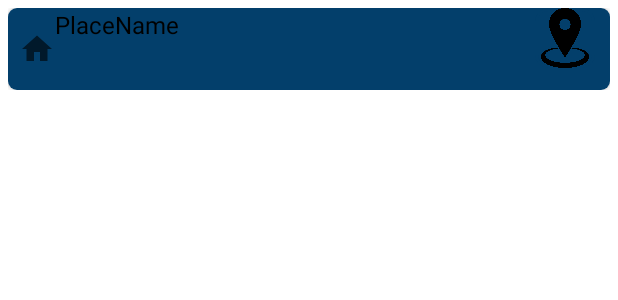
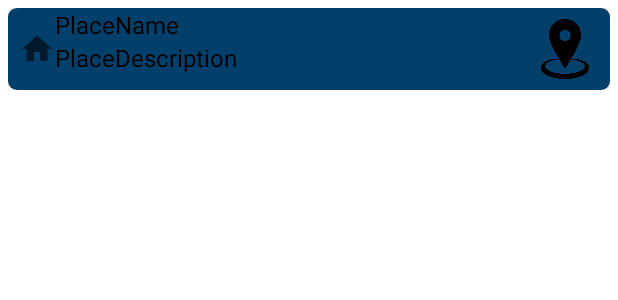
Before and after one commit to Hedgehog2484/Moscow_4D, an Android app built with Jetpack Compose: the layout home_places_list_model.xml on its own in the app's theme, with its tools: preview values and no code run, on a phone screen of 412 x 824 dp. Shown: the top 300 px of the screen. Run offline under Robolectric (Android 15) with nearby library versions, the phone set to English and light mode, and no system bars.

Commit message:
Database restructured and settings rebuild
Recycle view takes all data from db and have on click listener on its items to show page of the item

Settings rewritten with preferences and added username setting that displays itself on the home page. :3

```diff
--- a/app/src/main/AndroidManifest.xml
+++ b/app/src/main/AndroidManifest.xml
@@ -7,9 +7,9 @@
          Google Maps Android API v2, but you must specify either coarse or fine
          location permissions for the "MyLocation" functionality.
     -->
+    <uses-permission android:name="android.permission.ACCESS_COARSE_LOCATION" />
+    <uses-permission android:name="android.permission.ACCESS_FINE_LOCATION" />
     <uses-permission android:name="android.permission.INTERNET" />
-    <uses-permission android:name="android.permission.ACCESS_FINE_LOCATION" />
-    <uses-permission android:name="android.permission.ACCESS_COARSE_LOCATION" />
 
     <application
         android:allowBackup="true"
--- a/app/src/main/java/com/android/moscow4D/database/PlaceListDao.kt
+++ b/app/src/main/java/com/android/moscow4D/database/PlaceListDao.kt
@@ -11,6 +11,12 @@ interface PlaceListDao {
     @Query("SELECT * FROM ${PlaceEntity.TABLE_NAME}")
     fun getAllPlaces(): List<PlaceEntity>
 
+    @Query("SELECT * FROM ${PlaceEntity.TABLE_NAME}")
+    suspend fun getAllPlacesAsync(): List<PlaceEntity>
+
+    @Query("SELECT * FROM ${PlaceEntity.TABLE_NAME}")
+    fun getAllPlacesLive(): LiveData<List<PlaceEntity>>
+
     @Query("SELECT * FROM ${PlaceEntity.TABLE_NAME} ORDER BY placeName ASC")
     fun getAlphabetizedWords(): LiveData<List<PlaceEntity>>
 
--- a/app/src/main/java/com/android/moscow4D/fragments/home/AddFragment.kt
+++ b/app/src/main/java/com/android/moscow4D/fragments/home/AddFragment.kt
@@ -11,7 +11,6 @@ import android.widget.Button
 import android.widget.EditText
 import android.widget.Toast
 import androidx.lifecycle.ViewModelProvider
-import androidx.navigation.fragment.findNavController
 import com.android.moscow4D.R
 import com.android.moscow4D.database.PlaceEntity
 import kotlinx.coroutines.InternalCoroutinesApi
--- a/app/src/main/res/layout/home_places_list_model.xml
+++ b/app/src/main/res/layout/home_places_list_model.xml
@@ -21,7 +21,7 @@
         tools:layout_editor_absoluteX="21dp">
 
 
-        <LinearLayout
+        <RelativeLayout
             android:layout_width="match_parent"
             android:layout_height="wrap_content"
             android:background="@color/blue">
@@ -36,29 +36,45 @@
                 android:layout_marginTop="15dp"
                 android:layout_marginBottom="15dp"
 
+                android:layout_alignParentLeft="true"
+                android:layout_alignParentTop="true"
+
                 android:contentDescription="description"
                 android:src="@drawable/ic_home" />
 
             <TextView
                 android:id="@+id/tvName"
-                android:layout_width="0dp"
+                android:layout_width="320dp"
                 android:layout_height="wrap_content"
-                android:layout_weight="1"
+                android:layout_alignParentTop="true"
+                android:layout_toRightOf="@+id/place_image"
                 android:textColor="@color/black"
                 android:textSize="16sp"
                 tools:text="PlaceName" />
+            <TextView
+                android:id="@+id/tvDesc"
+                android:layout_width="320dp"
+                android:layout_height="wrap_content"
+                android:layout_toRightOf="@+id/place_image"
+                android:layout_below="@+id/tvName"
+                android:textColor="@color/black"
+                android:textSize="16sp"
+                tools:text="PlaceDescription" />
 
             <ImageView
                 android:id="@+id/ivLead"
                 android:layout_width="40dp"
                 android:layout_height="40dp"
                 android:layout_marginRight="10dp"
+                android:layout_marginTop="7dp"
                 android:background="@drawable/roundcorner_background"
+                android:layout_toRightOf="@+id/tvName"
                 android:contentDescription="image"
                 android:foreground="?attr/selectableItemBackgroundBorderless"
                 android:scaleType="centerInside"
                 android:src="@drawable/ic_route" />
-        </LinearLayout>
+
+        </RelativeLayout>
 
     </androidx.cardview.widget.CardView>
 </androidx.constraintlayout.widget.ConstraintLayout>
```
Also changed, not shown: app/build.gradle (+33 -4 lines), app/src/main/java/com/android/moscow4D/database/PlaceEntity.kt (+45 -10 lines), app/src/main/java/com/android/moscow4D/database/PlaceListAdapter.kt (+28 -4 lines), app/src/main/java/com/android/moscow4D/database/PlaceRepository.kt (+9 -1 lines), app/src/main/java/com/android/moscow4D/database/PlaceViewModel.kt (+11 -8 lines), app/src/main/java/com/android/moscow4D/fragments/home/HomeFragment.kt (+34 -25 lines), app/src/main/java/com/android/moscow4D/fragments/home/PlacePageActivity.kt (+37 -7 lines), app/src/main/java/com/android/moscow4D/fragments/settings/SettingsFragment.kt (+18 -1 lines), app/src/main/java/com/android/moscow4D/fragments/shared/SharedViewModel.kt (added, +16 -0 lines).
